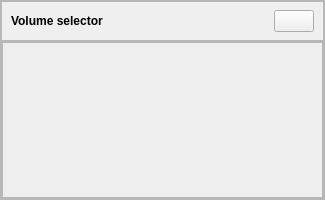
The window that volumeselectorwidget.ui (Frewacom/midi-soundboard) describes before a commit, drawn with Qt 5.
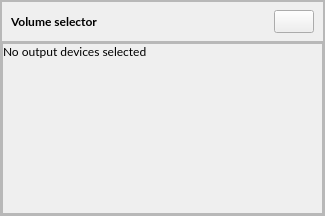
The same window after the commit. Icons and pictures are not drawn.

Commit message: Updated the chords. Volume can now be changed on the fly for any active audio device.

The edit to the form file:
```diff
--- a/volumeselectorwidget.ui
+++ b/volumeselectorwidget.ui
@@ -7,7 +7,7 @@
     <x>0</x>
     <y>0</y>
     <width>325</width>
-    <height>200</height>
+    <height>216</height>
    </rect>
   </property>
   <property name="sizePolicy">
@@ -19,15 +19,20 @@
   <property name="minimumSize">
    <size>
     <width>325</width>
-    <height>200</height>
+    <height>216</height>
    </size>
   </property>
   <property name="maximumSize">
    <size>
     <width>325</width>
-    <height>250</height>
+    <height>216</height>
    </size>
   </property>
+  <property name="font">
+   <font>
+    <family>Lato</family>
+   </font>
+  </property>
   <property name="windowTitle">
    <string>Form</string>
   </property>
@@ -55,7 +60,7 @@
      <property name="frameShadow">
       <enum>QFrame::Raised</enum>
      </property>
-     <layout class="QVBoxLayout" name="verticalLayout_2" stretch="0,0">
+     <layout class="QVBoxLayout" name="verticalLayout_2" stretch="0,1">
       <property name="spacing">
        <number>0</number>
       </property>
@@ -168,7 +173,7 @@
               <x>0</x>
               <y>0</y>
               <width>319</width>
-              <height>152</height>
+              <height>168</height>
              </rect>
             </property>
             <layout class="QVBoxLayout" name="verticalLayout_3">
@@ -192,11 +197,24 @@
                <property name="spacing">
                 <number>0</number>
                </property>
+               <item>
+                <widget class="QLabel" name="label">
+                 <property name="accessibleName">
+                  <string>no-audio-devices</string>
+                 </property>
+                 <property name="text">
+                  <string>No output devices selected</string>
+                 </property>
+                </widget>
+               </item>
                <item>
                 <spacer name="verticalSpacer">
                  <property name="orientation">
                   <enum>Qt::Vertical</enum>
                  </property>
+                 <property name="sizeType">
+                  <enum>QSizePolicy::MinimumExpanding</enum>
+                 </property>
                  <property name="sizeHint" stdset="0">
                   <size>
                    <width>20</width>
```
The commit also changes 17 other files.
